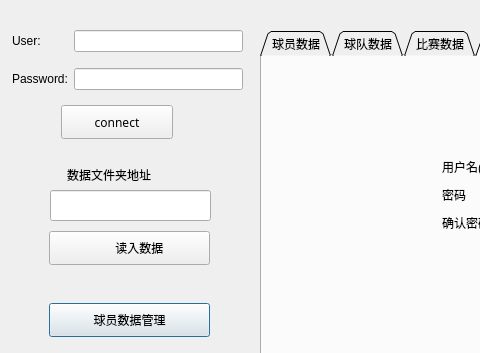
Qt form venv/main.ui (pickerxxr/Database_project_5012) before a commit; both pictures show x 0 to 480 and y 0 to 353 of the 1081 by 789 pixel window.
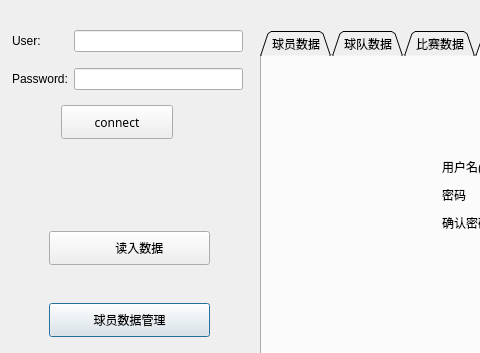
The same form after that commit. Icons and pictures are not drawn.

Diff of the .ui file:
```diff
--- a/venv/main.ui
+++ b/venv/main.ui
@@ -1599,29 +1599,6 @@
     <string>connect</string>
    </property>
   </widget>
-  <widget class="QLineEdit" name="dir_input">
-   <property name="geometry">
-    <rect>
-     <x>50</x>
-     <y>190</y>
-     <width>161</width>
-     <height>31</height>
-    </rect>
-   </property>
-  </widget>
-  <widget class="QLabel" name="label_2">
-   <property name="geometry">
-    <rect>
-     <x>67</x>
-     <y>166</y>
-     <width>141</width>
-     <height>18</height>
-    </rect>
-   </property>
-   <property name="text">
-    <string>数据文件夹地址</string>
-   </property>
-  </widget>
   <widget class="QPushButton" name="add_login">
    <property name="geometry">
     <rect>
```
Left out of the diff: 2 changed lines with no effect on the pictures.
